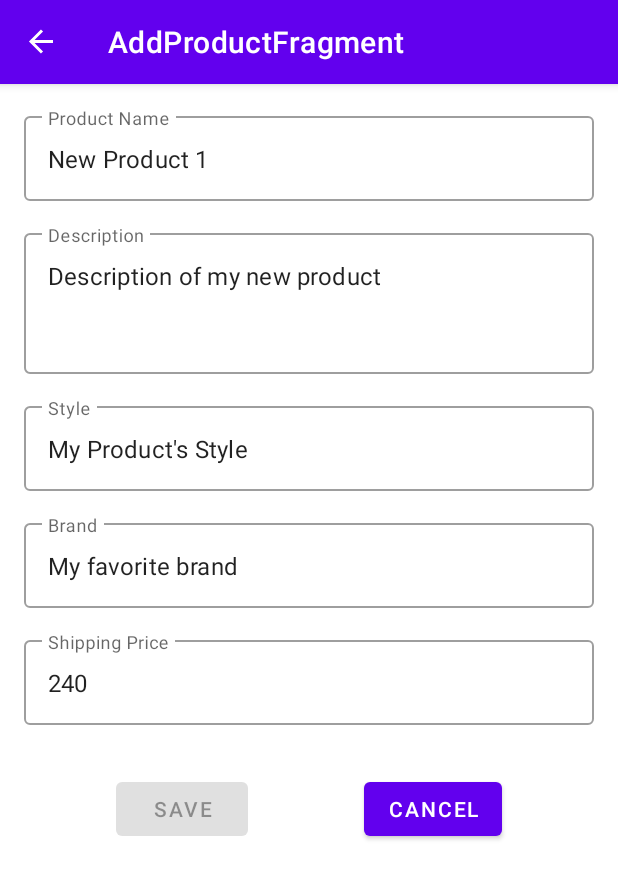
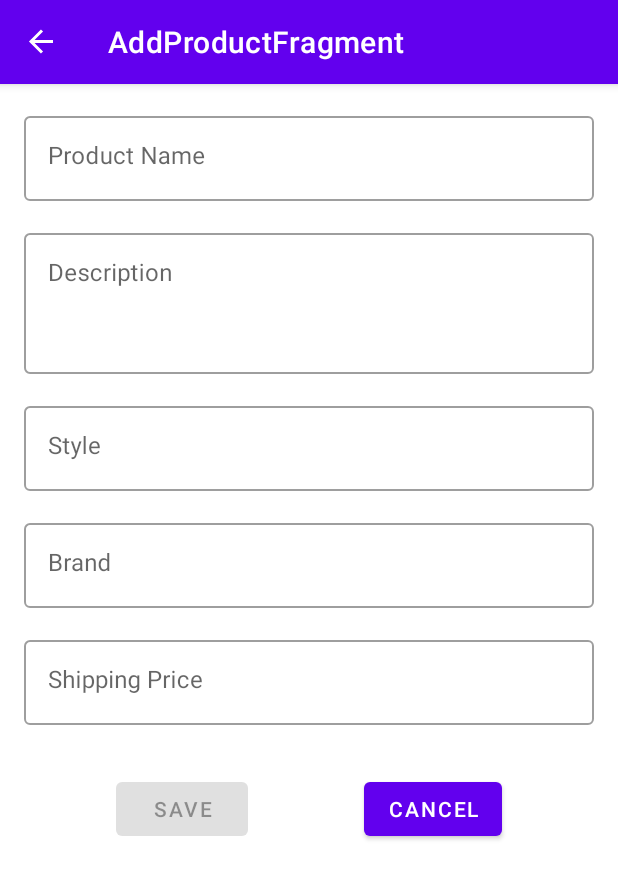
Before and after one commit to jheske/KotlinWithRetrofitAndDagger, an Android app: the AddProductFragment screen opened through its navigation route, on a phone screen of 412 x 824 dp. Shown: the top 879 px of the screen. Run offline under Robolectric (Android 15) with nearby library versions, the phone set to English and light mode, and no system bars; our stand-ins replace Dagger/Hilt's generated code, data binding, navigation-ui, paging.

Commit message:
AddProduct replace viewBinding to demonstrate two-way binding form validation

```diff
--- a/app/build.gradle
+++ b/app/build.gradle
@@ -33,6 +33,7 @@ android {
         jvmTarget = '1.8'
     }
     buildFeatures {
+        dataBinding = true
         viewBinding true
     }
 }
--- a/app/src/main/java/com/example/commentsold/ui/addproduct/AddProductFragment.kt
+++ b/app/src/main/java/com/example/commentsold/ui/addproduct/AddProductFragment.kt
@@ -4,13 +4,11 @@ import android.os.Bundle
 import android.view.LayoutInflater
 import android.view.View
 import android.view.ViewGroup
-import android.widget.Button
 import androidx.fragment.app.Fragment
 import androidx.fragment.app.viewModels
 import com.example.commentsold.databinding.FragmentAddProductBinding
 import dagger.hilt.android.AndroidEntryPoint
 import androidx.lifecycle.Observer
-import com.example.commentsold.utils.afterTextChanged
 
 @AndroidEntryPoint
 class AddProductFragment : Fragment() {
@@ -20,14 +18,7 @@ class AddProductFragment : Fragment() {
 
     private val viewModel by viewModels<AddProductViewModel>()
 
-    private lateinit var binding: FragmentAddProductBinding
-    private lateinit var productName: com.google.android.material.textfield.TextInputEditText
-    private lateinit var description: com.google.android.material.textfield.TextInputEditText
-    private lateinit var style: com.google.android.material.textfield.TextInputEditText
-    private lateinit var brand: com.google.android.material.textfield.TextInputEditText
-    private lateinit var price: com.google.android.material.textfield.TextInputEditText
-    private lateinit var saveButton: Button
-    private lateinit var cancelButton: Button
+     private lateinit var binding: FragmentAddProductBinding
 
     override fun onCreateView(
         inflater: LayoutInflater,
@@ -35,91 +26,25 @@ class AddProductFragment : Fragment() {
         savedInstanceState: Bundle?
     ): View {
         binding = FragmentAddProductBinding.inflate(layoutInflater)
-        bindViews()
         setupObservers()
-        setupTextListeners()
         setupClickListeners()
+        binding.viewModel = viewModel
+        binding.lifecycleOwner = this
         return binding.root
     }
 
-    private fun setupTextListeners() {
-        productName.afterTextChanged {
-            onFormChanged()
-        }
-        brand.afterTextChanged {
-            onFormChanged()
-        }
-        style.afterTextChanged {
-            onFormChanged()
-        }
-        description.afterTextChanged {
-            onFormChanged()
-        }
-        price.afterTextChanged {
-            onFormChanged()
-        }
-    }
-
-    private fun onFormChanged() {
-        viewModel.formDataChanged(
-            productName.text.toString(),
-            description.text.toString(),
-            style.text.toString(),
-            brand.text.toString(),
-            price.text.toString(),
-        )
-    }
-
     private fun setupObservers() {
-        viewModel.addProductFormState.observe(viewLifecycleOwner, Observer {
-            val addProductState = it ?: return@Observer
-
-            saveButton.isEnabled = addProductState.isDataValid
-
-            if (addProductState.productNameError != null) {
-                productName.error = getString(addProductState.productNameError)
-            }
-
-            if (addProductState.descriptionError != null) {
-                description.error = getString(addProductState.descriptionError)
-            }
-
-            if (addProductState.styleError != null) {
-                style.error = getString(addProductState.styleError)
-            }
-
-            if (addProductState.brandError != null) {
-                brand.error = getString(addProductState.brandError)
-            }
-
-            if (addProductState.priceError != null) {
-                price.error = getString(addProductState.priceError)
-            }
+        viewModel.productAddedSuccess.observe(viewLifecycleOwner, Observer {
+            requireActivity().onBackPressed()
         })
     }
 
     private fun setupClickListeners() {
-        saveButton.setOnClickListener {
-            viewModel.addProduct(
-                productName.text.toString(),
-                description.text.toString(),
-                style.text.toString(),
-                brand.text.toString(),
-                price.text.toString()
-            )
+        binding.saveButton.setOnClickListener {
+            viewModel.addProduct()
         }
-        cancelButton.setOnClickListener {
+        binding.cancelButton.setOnClickListener {
             requireActivity().onBackPressed()
         }
     }
-
-    private fun bindViews() {
-        saveButton = binding.saveButton
-        cancelButton = binding.cancelButton
-        productName = binding.productNameEditText
-        description = binding.descriptionEditText
-        brand = binding.brandEditText
-        style = binding.styleEditText
-        price = binding.priceEditText
-    }
 }
--- a/app/src/main/java/com/example/commentsold/ui/addproduct/AddProductViewModel.kt
+++ b/app/src/main/java/com/example/commentsold/ui/addproduct/AddProductViewModel.kt
@@ -1,12 +1,9 @@
 package com.example.commentsold.ui.addproduct
 
 import android.util.Log
-import androidx.lifecycle.LiveData
-import androidx.lifecycle.MutableLiveData
-import androidx.lifecycle.ViewModel
-import androidx.lifecycle.viewModelScope
-import com.example.commentsold.R
+import androidx.lifecycle.*
 import com.example.commentsold.data.repository.Repository
+import com.example.commentsold.ui.common.FormLiveDataValidator
 import dagger.hilt.android.lifecycle.HiltViewModel
 import kotlinx.coroutines.flow.collect
 import kotlinx.coroutines.launch
@@ -16,41 +13,95 @@ import javax.inject.Inject
 class AddProductViewModel @Inject constructor(
     private val repository: Repository
 ) : ViewModel() {
-    private val _addProductForm = MutableLiveData<AddProductFormState>()
-    val addProductFormState: LiveData<AddProductFormState> = _addProductForm
+    private val _productAddedSuccess = MutableLiveData<Boolean>()
+    val productAddedSuccess: LiveData<Boolean> = _productAddedSuccess
 
-    fun formDataChanged(
-        productName: String, description: String, style: String,
-        brand: String, price: String
-    ) {
-        if (!isProductNameValid(productName)) {
-            _addProductForm.value =
-                AddProductFormState(productIdError = R.string.invalid_product_id)
-        } else if (!isBrandValid(brand)) {
-            _addProductForm.value = AddProductFormState(brandError = R.string.invalid_brand)
-        } else if (!isStyleValid(style)) {
-            _addProductForm.value = AddProductFormState(styleError = R.string.invalid_style)
-        } else if (!isPriceValid(price)) {
-            _addProductForm.value = AddProductFormState(priceError = R.string.invalid_price)
-        } else if (!isDescriptionValid(description)) {
-            _addProductForm.value =
-                AddProductFormState(descriptionError = R.string.invalid_description)
-        } else {
-            _addProductForm.value = AddProductFormState(isDataValid = true)
+    // LiveData xml bindings
+    val productName = MutableLiveData<String>()
+    val description = MutableLiveData<String>()
+    val brand = MutableLiveData<String>()
+    val style = MutableLiveData<String>()
+    val price = MutableLiveData<String>()
+
+    /**
+     * Validators for LiveData fields.
+     * In a production app the rules would likely be more robust. For now, just
+     * require non-empty fields.
+     */
+    val productNameValidator = FormLiveDataValidator(productName).apply {
+        //Whenever the condition of the predicate is true, the error message should be emitted
+        addRule("Product Name is required") {
+            it.isNullOrBlank()
+        }
+    }
+    val descriptionValidator = FormLiveDataValidator(description).apply {
+        //Whenever the condition of the predicate is true, the error message should be emitted
+        addRule("Description is required") {
+            it.isNullOrBlank()
+        }
+    }
+    val brandValidator = FormLiveDataValidator(brand).apply {
+        //Whenever the condition of the predicate is true, the error message should be emitted
+        addRule("Brand is required") {
+            it.isNullOrBlank()
+        }
+    }
+    val styleValidator = FormLiveDataValidator(style).apply {
+        //Whenever the condition of the predicate is true, the error message should be emitted
+        addRule("Style is required") {
+            it.isNullOrBlank()
+        }
+    }
+    val priceValidator = FormLiveDataValidator(price).apply {
+        //Whenever the condition of the predicate is true, the error message should be emitted
+        addRule("Price is required") {
+            it.isNullOrBlank()
         }
     }
 
-    fun addProduct(
-        productName: String, description: String,
-        style: String, brand: String, price: String,
-    ) =
-        viewModelScope.launch {
-            repository.addProduct(productName, description, style, brand, price)
-                .collect {
-                    // TODO LiveData to fragment so it can return to Product List page
-                    Log.d("viewmodel", "Product created")
-                }
+    /// isAddProductFormValidMediator calls these whenever form field values change
+    fun validateForm() {
+        val validators = listOf(
+            productNameValidator,
+            descriptionValidator,
+            brandValidator,
+            styleValidator,
+            priceValidator
+        )
+        val validatorResolver = LiveDataValidatorResolver(validators)
+        isAddProductFormValid.value = validatorResolver.isValid()
+    }
+
+    /**
+     * isAddProductFormValid Mediator allows form to update the error state of form fields
+     * and the enabled state of the SAVE button as the form data changes.
+     */
+    val isAddProductFormValid = MediatorLiveData<Boolean>()
+
+    init {
+        isAddProductFormValid.value = false
+        isAddProductFormValid.apply {
+            addSource(productName) { validateForm() }
+            addSource(description) { validateForm() }
+            addSource(brand) { validateForm() }
+            addSource(style) { validateForm() }
+            addSource(price) { validateForm() }
         }
+    }
+
+    fun addProduct() = viewModelScope.launch {
+        // Field validation prevents empty fields.
+        repository.addProduct(
+            productName.value ?: "product name",
+            description.value ?: "Product description",
+            style.value ?: "style",
+            brand.value ?: "brand",
+            price.value ?: "0"
+        )
+            .collect {
+                _productAddedSuccess.value = true
+            }
+    }
 
     fun getStyles() =
         viewModelScope.launch {
@@ -59,30 +110,4 @@ class AddProductViewModel @Inject constructor(
                     Log.d("viewmodel", "Product created")
                 }
         }
-
-    /**
-     * Rudimentary form validation checks mostly for empty fields.
-     * Methods can be enhanced to include more rigorous validation,
-     * eg., check productType, brand, etc against lists of valid values.
-     */
-
-    private fun isProductNameValid(productName: String): Boolean {
-        return productName.isNotEmpty()
-    }
-
-    private fun isDescriptionValid(description: String): Boolean {
-        return description.isNotEmpty()
-    }
-
-    private fun isStyleValid(style: String): Boolean {
-        return style.isNotEmpty()
-    }
-
-    private fun isBrandValid(brand: String): Boolean {
-        return brand.isNotEmpty()
-    }
-
-    private fun isPriceValid(price: String): Boolean {
-        return price.isNotEmpty()
-    }
 }
--- /dev/null
+++ b/app/src/main/java/com/example/commentsold/ui/common/FormLiveDataValidator.kt
@@ -0,0 +1,40 @@
+package com.example.commentsold.ui.common
+
+import androidx.lifecycle.LiveData
+import androidx.lifecycle.MutableLiveData
+
+typealias Predicate = (value: String?) -> Boolean
+
+class FormLiveDataValidator(private val liveData: LiveData<String>) {
+    private val validationRules = mutableListOf<Predicate>()
+    private val errorMessages = mutableListOf<String>()
+
+    var error = MutableLiveData<String?>()
+
+    // Check if the liveData value matches the error condition set in the
+    // validation rule predicate.
+    // The livedata value will be valid when its value does NOT match
+    // an error condition set in the predicate
+    fun isValid(): Boolean {
+        for (i in 0 until validationRules.size) {
+            if (validationRules[i](liveData.value)) {
+                emitErrorMessage(errorMessages[i])
+                return false
+            }
+        }
+
+        emitErrorMessage(null)
+        return true
+    }
+
+    //Emit error messages
+    private fun emitErrorMessage(messageRes: String?) {
+        error.value = messageRes
+    }
+
+    //Each form adds its own validation rules
+    fun addRule(errorMsg: String, predicate: Predicate) {
+        validationRules.add(predicate)
+        errorMessages.add(errorMsg)
+    }
+}
--- a/app/src/main/res/layout/fragment_add_product.xml
+++ b/app/src/main/res/layout/fragment_add_product.xml
@@ -1,6 +1,16 @@
 <?xml version="1.0" encoding="utf-8"?>
-<ScrollView xmlns:android="http://schemas.android.com/apk/res/android"
+<layout xmlns:android="http://schemas.android.com/apk/res/android"
     xmlns:app="http://schemas.android.com/apk/res-auto"
+    xmlns:tools="http://schemas.android.com/tools">
+
+    <data>
+
+        <variable
+            name="viewModel"
+            type="com.example.commentsold.ui.addproduct.AddProductViewModel" />
+    </data>
+
+    <ScrollView
         android:layout_width="match_parent"
         android:layout_height="match_parent">
 
@@ -16,16 +26,18 @@
                 android:layout_marginHorizontal="@dimen/material_large"
                 android:layout_marginTop="@dimen/material_large"
                 android:hint="@string/product_name"
+                app:error="@{viewModel.productNameValidator.error}"
                 app:layout_constraintTop_toTopOf="parent">
 
                 <com.google.android.material.textfield.TextInputEditText
                     android:id="@+id/productNameEditText"
                     android:layout_width="match_parent"
                     android:layout_height="wrap_content"
-                android:text="New Product 1"
                     android:gravity="top"
                     android:lines="1"
-                android:singleLine="false" />
+                    android:singleLine="false"
+                    android:text="@={viewModel.productName}"
+                    tools:text="New Product 1" />
             </com.google.android.material.textfield.TextInputLayout>
 
             <com.google.android.material.textfield.TextInputLayout
@@ -36,16 +48,18 @@
                 android:layout_marginHorizontal="@dimen/material_large"
                 android:layout_marginTop="@dimen/material_large"
                 android:hint="@string/description"
+                app:error="@{viewModel.descriptionValidator.error}"
                 app:layout_constraintTop_toBottomOf="@id/productNameTextLayout">
 
                 <com.google.android.material.textfield.TextInputEditText
                     android:id="@+id/descriptionEditText"
                     android:layout_width="match_parent"
                     android:layout_height="wrap_content"
-                android:text="Description of my new product"
+                    android:text="@={viewModel.description}"
                     android:gravity="top"
                     android:lines="3"
-                android:singleLine="false" />
+                    android:singleLine="false"
+                    tools:text="Description of my new product" />
             </com.google.android.material.textfield.TextInputLayout>
 
             <com.google.android.material.textfield.TextInputLayout
@@ -56,16 +70,18 @@
                 android:layout_marginHorizontal="@dimen/material_large"
                 android:layout_marginTop="@dimen/material_large"
                 android:hint="@string/style"
+                app:error="@{viewModel.styleValidator.error}"
                 app:layout_constraintTop_toBottomOf="@id/descriptionTextLayout">
 
                 <com.google.android.material.textfield.TextInputEditText
                     android:id="@+id/styleEditText"
                     android:layout_width="match_parent"
                     android:layout_height="wrap_content"
-                android:text="My Product's Style"
+                    android:text="@={viewModel.style}"
                     android:gravity="top"
                     android:lines="1"
-                android:singleLine="false" />
+                    android:singleLine="false"
+                    tools:text="My Product's Style" />
             </com.google.android.material.textfield.TextInputLayout>
 
             <com.google.android.material.textfield.TextInputLayout
@@ -76,19 +92,20 @@
                 android:layout_marginHorizontal="@dimen/material_large"
                 android:layout_marginTop="@dimen/material_large"
                 android:hint="@string/brand"
+                app:error="@{viewModel.brandValidator.error}"
                 app:layout_constraintTop_toBottomOf="@+id/styleTextLayout">
 
                 <com.google.android.material.textfield.TextInputEditText
                     android:id="@+id/brandEditText"
                     android:layout_width="match_parent"
                     android:layout_height="wrap_content"
-                android:text="My favorite brand"
+                    android:text="@={viewModel.brand}"
                     android:gravity="top"
                     android:lines="1"
-                android:singleLine="false" />
+                    android:singleLine="false"
+                    tools:text="My favorite brand" />
             </com.google.android.material.textfield.TextInputLayout>
 
-        <!-- Save and Cancel buttons -->
             <com.google.android.material.textfield.TextInputLayout
                 android:id="@+id/priceTextLayout"
                 style="@style/Widget.MaterialComponents.TextInputLayout.OutlinedBox"
@@ -97,17 +114,19 @@
                 android:layout_marginHorizontal="@dimen/material_large"
                 android:layout_marginTop="@dimen/material_large"
                 android:hint="@string/price"
+                app:error="@{viewModel.priceValidator.error}"
                 app:layout_constraintTop_toBottomOf="@id/brandTextLayout">
 
                 <com.google.android.material.textfield.TextInputEditText
                     android:id="@+id/priceEditText"
                     android:layout_width="match_parent"
                     android:layout_height="wrap_content"
-                android:text="240"
+                    android:text="@={viewModel.price}"
                     android:gravity="top"
                     android:inputType="numberDecimal"
                     android:lines="1"
-                android:singleLine="false" />
+                    android:singleLine="false"
+                    tools:text="240" />
             </com.google.android.material.textfield.TextInputLayout>
 
             <com.google.android.material.button.MaterialButton
@@ -116,7 +135,8 @@
                 android:layout_height="wrap_content"
                 android:layout_marginTop="@dimen/material_xlarge"
                 android:layout_marginBottom="@dimen/material_xlarge"
-            android:enabled="false"
+                tools:enabled="false"
+                android:enabled="@{viewModel.isAddProductFormValid}"
                 android:text="@string/save"
                 app:iconGravity="start"
                 app:layout_constraintBottom_toBottomOf="parent"
@@ -137,3 +157,4 @@
 
         </androidx.constraintlayout.widget.ConstraintLayout>
     </ScrollView>
+</layout>
```
Also changed, not shown: app/src/main/java/com/example/commentsold/ui/common/LiveDataValidatorResolver.kt (added, +12 -0 lines). Lines whose indentation alone changed are shown as unchanged.
